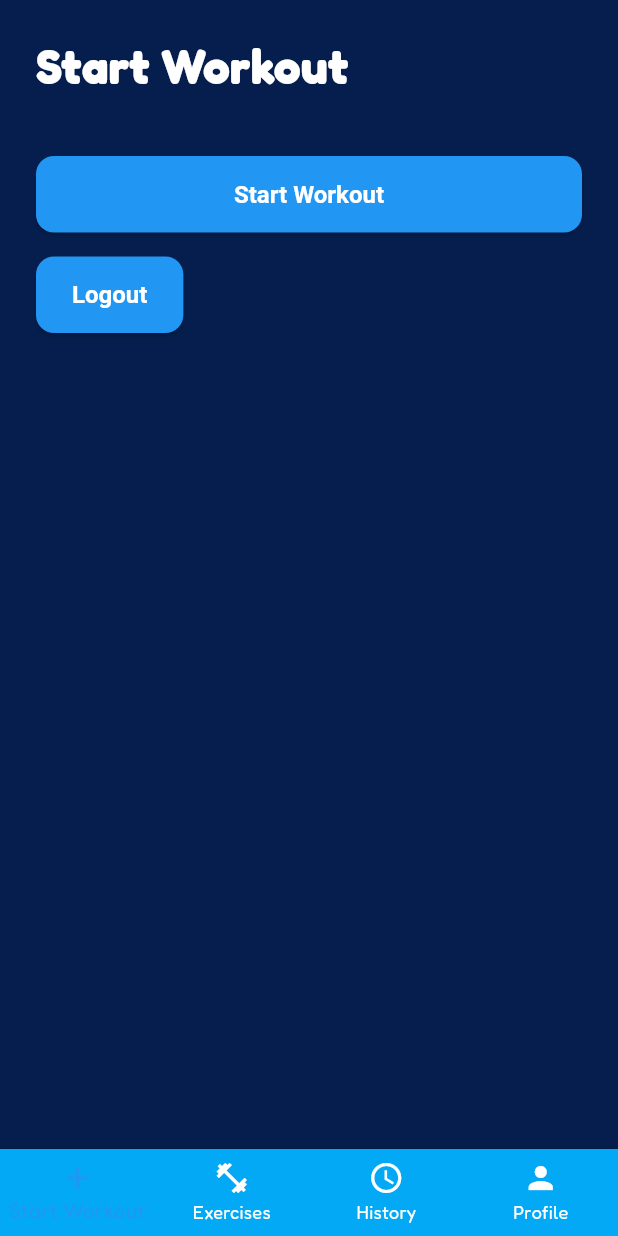
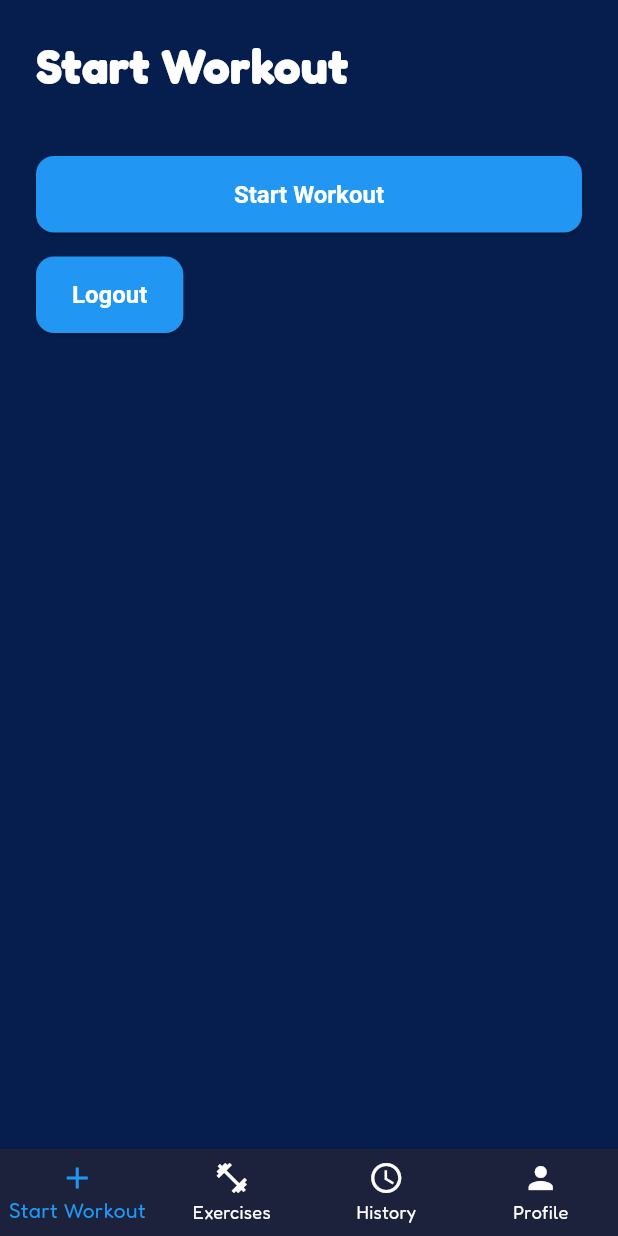
Before and after one commit to benbridgeman03/GymBuddy, a Flutter app: the screen it shows once a user with an empty profile is signed in, on a phone screen of 412 x 824 dp. Run offline on Flutter 3.47's test engine with Material 3 defaults, Android fonts, the phone set to English and light mode, and no system bars; our stand-ins replace cloud_firestore, firebase_auth, firebase_core, google_fonts; accounts and stored records are empty.

Commit message:
Navbar changes

```diff
--- a/gym_buddy/lib/views/main_app_shell.dart
+++ b/gym_buddy/lib/views/main_app_shell.dart
@@ -22,11 +22,16 @@ class _AppShellState extends State<AppShell> {
   Widget build(BuildContext context) {
     return Scaffold(
       body: _pages[_currentIndex],
-      bottomNavigationBar: BottomNavigationBar(
+      bottomNavigationBar: Theme(
+        data: Theme.of(context).copyWith(
+          splashFactory: NoSplash.splashFactory, // disables the white ripple
+          highlightColor: Colors.transparent, // removes highlight on tap
+        ),
+        child: BottomNavigationBar(
           type: BottomNavigationBarType.fixed,
           currentIndex: _currentIndex,
           onTap: (index) => setState(() => _currentIndex = index),
-        backgroundColor: Colors.lightBlue,
+          backgroundColor: const Color.fromARGB(255, 28, 34, 59),
           selectedItemColor: Colors.blue,
           unselectedItemColor: Colors.white,
           items: const [
@@ -45,6 +50,7 @@ class _AppShellState extends State<AppShell> {
             BottomNavigationBarItem(icon: Icon(Icons.person), label: "Profile"),
           ],
         ),
+      ),
     );
   }
 }
```
Lines whose indentation alone changed are shown as unchanged.
